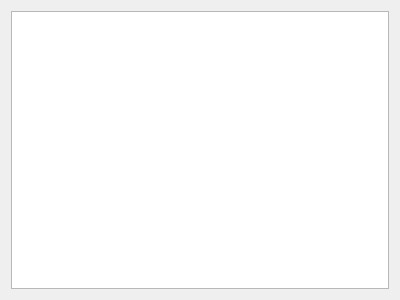
First picture: the form in user_identification/showusers.ui, repository OrekhovaMariy/cpp-user-identification, before the edit.
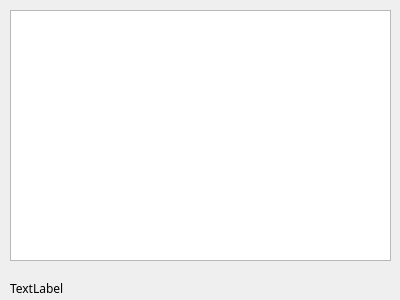
Second picture: the form after the edit.

```diff
--- a/user_identification/showusers.ui
+++ b/user_identification/showusers.ui
@@ -21,11 +21,29 @@
   <property name="styleSheet">
    <string notr="true"/>
   </property>
-  <layout class="QVBoxLayout" name="verticalLayout">
-   <item>
-    <widget class="QTableView" name="tableView"/>
-   </item>
-  </layout>
+  <widget class="QLabel" name="label_connection">
+   <property name="geometry">
+    <rect>
+     <x>10</x>
+     <y>280</y>
+     <width>381</width>
+     <height>17</height>
+    </rect>
+   </property>
+   <property name="text">
+    <string>TextLabel</string>
+   </property>
+  </widget>
+  <widget class="QTableView" name="tableView">
+   <property name="geometry">
+    <rect>
+     <x>10</x>
+     <y>10</y>
+     <width>381</width>
+     <height>251</height>
+    </rect>
+   </property>
+  </widget>
  </widget>
  <resources/>
  <connections/>
```
